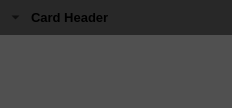
Old version of the form Editor/Source/QtComponents/Public/QtComponents/Widgets/CardWidget.ui in the repository neelmewada/CrystalEngine.
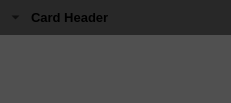
New version of the form. Icons and pictures are not drawn.

```diff
--- a/Editor/Source/QtComponents/Public/QtComponents/Widgets/CardWidget.ui
+++ b/Editor/Source/QtComponents/Public/QtComponents/Widgets/CardWidget.ui
@@ -9,8 +9,8 @@
    <rect>
     <x>0</x>
     <y>0</y>
-    <width>232</width>
-    <height>108</height>
+    <width>231</width>
+    <height>103</height>
    </rect>
   </property>
   <property name="sizePolicy">
@@ -171,7 +171,11 @@
 	background-color: rgb(80, 80, 80);
 }</string>
      </property>
-     <layout class="QVBoxLayout" name="verticalLayout_4"/>
+     <layout class="QVBoxLayout" name="verticalLayout_4">
+      <property name="spacing">
+       <number>0</number>
+      </property>
+     </layout>
     </widget>
    </item>
   </layout>
```
